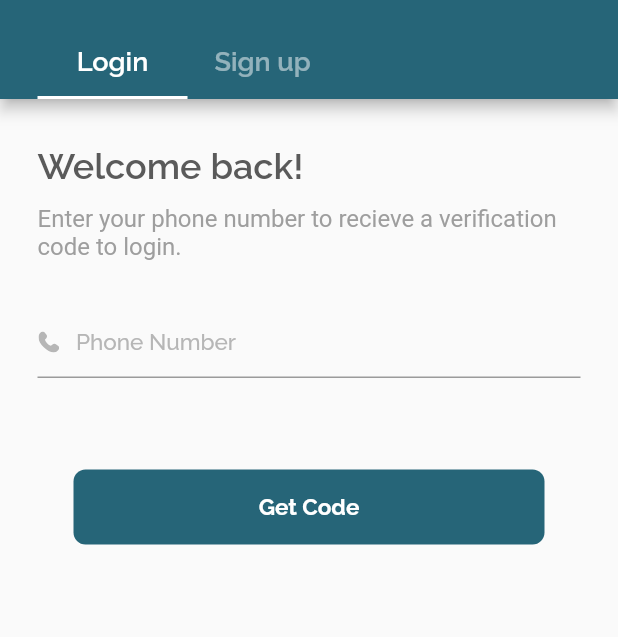
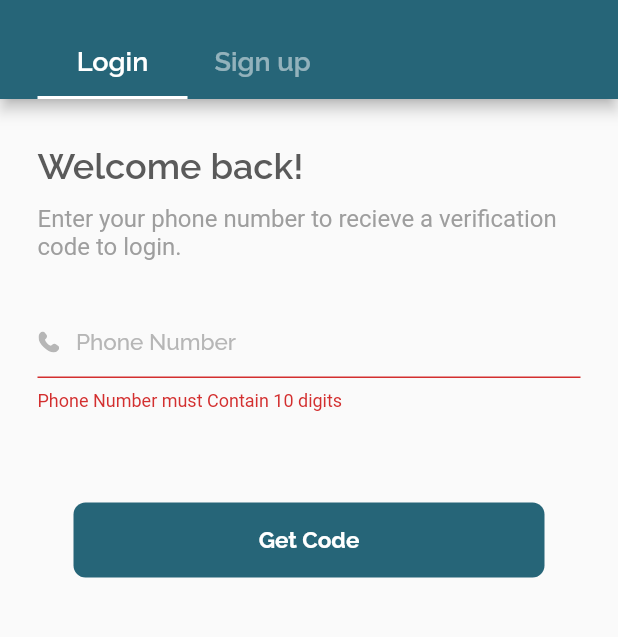
Before and after one commit to ChintanK8080/indapoint_interview_task, a Flutter app: the screen it shows after launch, after a tap on "Get Code", on a phone screen of 412 x 824 dp, the part 126-763 px from its top. Run offline on Flutter 3.47's test engine with Material 2 defaults, Android fonts, the phone set to English and light mode, and no system bars; our stand-ins replace connectivity_plus, flutter_svg, freezed_annotation, get, google_fonts, otp_text_field; missing offline and left inert: flutter_toastr.

Commit message:
login validation and api call

```diff
--- a/lib/view/widgets/login_tab.dart
+++ b/lib/view/widgets/login_tab.dart
@@ -1,17 +1,24 @@
 import 'package:flutter/material.dart';
 import 'package:flutter_svg/svg.dart';
+import 'package:get/get.dart';
 import 'package:indapoint_interview_task/app_constants/app_assets.dart';
 import 'package:indapoint_interview_task/app_constants/app_colors.dart';
 import 'package:indapoint_interview_task/app_constants/app_textstyles.dart';
+import 'package:indapoint_interview_task/app_constants/routes.dart';
+import 'package:indapoint_interview_task/utility/utilities.dart';
 import 'package:indapoint_interview_task/view/widgets/custom_button.dart';
 
 class LoginTab extends StatelessWidget {
-  const LoginTab({super.key});
+  LoginTab({super.key});
+  final phoneNumberController = TextEditingController();
+  final globalKey = GlobalKey<FormState>();
 
   @override
   Widget build(BuildContext context) {
     return Padding(
       padding: const EdgeInsets.symmetric(horizontal: 25),
+      child: Form(
+        key: globalKey,
         child: Column(
           crossAxisAlignment: CrossAxisAlignment.start,
           children: <Widget>[
@@ -34,7 +41,14 @@ class LoginTab extends StatelessWidget {
               ),
             ),
             const SizedBox(height: 30),
-          TextField(
+            TextFormField(
+              controller: phoneNumberController,
+              validator: (value) {
+                if (!(Utility.phoneNumberValidation(value ?? ''))) {
+                  return "Phone Number must Contain 10 digits";
+                }
+                return null;
+              },
               decoration: InputDecoration(
                 prefixIconConstraints:
                     const BoxConstraints(minHeight: 15, minWidth: 18),
@@ -66,7 +80,11 @@ class LoginTab extends StatelessWidget {
             const SizedBox(height: 61),
             Flexible(
                 child: CustomButton(
-            onClick: () {},
+              onClick: () {
+                if (globalKey.currentState?.validate() ?? false) {
+                  Get.offAllNamed(Routes.home);
+                }
+              },
               borderRadius: 8,
               child: Text(
                 'Get Code',
@@ -75,6 +93,7 @@ class LoginTab extends StatelessWidget {
             )),
           ],
         ),
+      ),
     );
   }
 }
```
Lines whose indentation alone changed are shown as unchanged.
